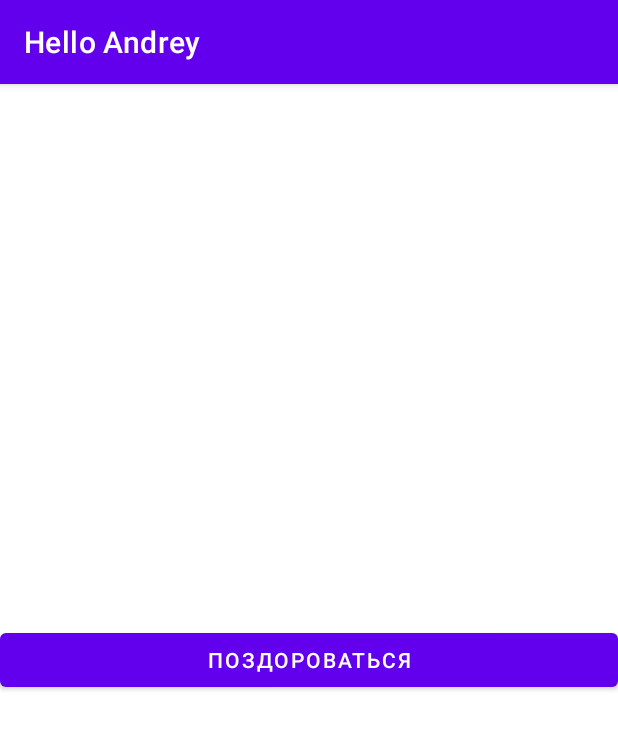
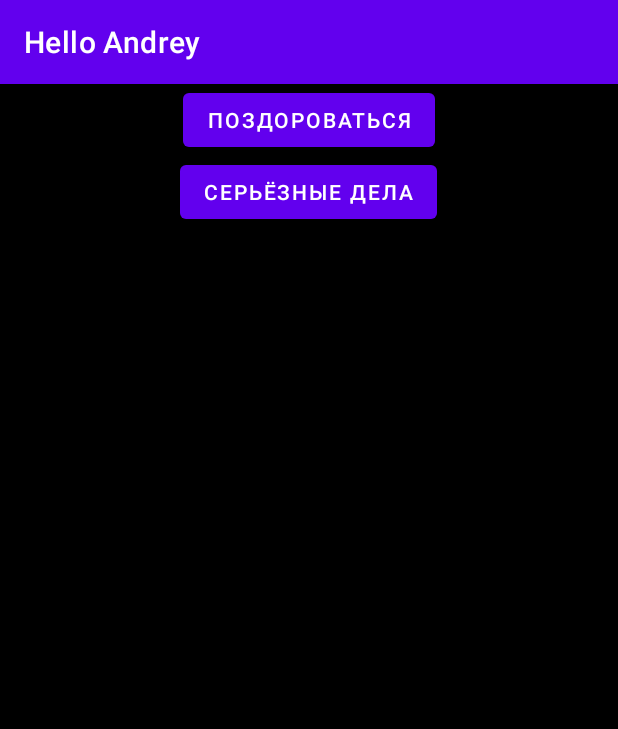
Before and after one commit to bogatovnikita/Hello_Andrey, an Android app: the screen it shows after launch (MainActivity), on a phone screen of 412 x 824 dp. Shown: the top 729 px of the screen. Run offline under Robolectric (Android 15) with nearby library versions, the phone set to English and light mode, and no system bars.

Commit message:
Lesson #1. Add second activity and implemented click for button

```diff
--- a/app/src/main/java/com/bogatovnikita/helloandrey/MainActivity.kt
+++ b/app/src/main/java/com/bogatovnikita/helloandrey/MainActivity.kt
@@ -1,5 +1,6 @@
 package com.bogatovnikita.helloandrey
 
+import android.content.Intent
 import androidx.appcompat.app.AppCompatActivity
 import android.os.Bundle
 import com.google.android.material.button.MaterialButton
@@ -9,9 +10,10 @@ class MainActivity : AppCompatActivity() {
         super.onCreate(savedInstanceState)
         setContentView(R.layout.activity_main)
 
-        val sayHello = findViewById<MaterialButton>(R.id.say_hello)
+        val sayHello = findViewById<MaterialButton>(R.id.say_hello_button)
         sayHello.setOnClickListener {
-
+            val intent = Intent(this, SayHelloActivity::class.java)
+            startActivity(intent)
         }
     }
 }
--- a/app/src/main/java/com/bogatovnikita/helloandrey/SayHelloActivity.kt
+++ b/app/src/main/java/com/bogatovnikita/helloandrey/SayHelloActivity.kt
@@ -8,4 +8,5 @@ class SayHelloActivity : AppCompatActivity() {
         super.onCreate(savedInstanceState)
         setContentView(R.layout.activity_say_hello)
     }
+
 }
--- a/app/src/main/res/layout/activity_main.xml
+++ b/app/src/main/res/layout/activity_main.xml
@@ -3,14 +3,24 @@
     xmlns:tools="http://schemas.android.com/tools"
     android:layout_width="match_parent"
     android:layout_height="match_parent"
-    android:orientation="horizontal"
+    android:background="@color/black"
+    android:orientation="vertical"
     tools:context=".MainActivity">
 
     <com.google.android.material.button.MaterialButton
-        android:id="@+id/say_hello"
-        android:layout_width="match_parent"
+        android:id="@+id/say_hello_button"
+        android:layout_width="wrap_content"
         android:layout_height="wrap_content"
         android:layout_gravity="center"
         android:text="@string/say_hello" />
 
+
+    <com.google.android.material.button.MaterialButton
+        android:id="@+id/test_button"
+        android:layout_width="wrap_content"
+        android:layout_height="wrap_content"
+        android:layout_gravity="center"
+        android:text="@string/test_button" />
+
+
 </LinearLayout>
--- a/app/src/main/res/values/strings.xml
+++ b/app/src/main/res/values/strings.xml
@@ -1,4 +1,5 @@
 <resources>
     <string name="app_name">Hello Andrey</string>
     <string name="say_hello">Поздороваться</string>
+    <string name="test_button">Серьёзные дела</string>
 </resources>
```
Also changed, not shown: app/src/main/res/layout/activity_say_hello.xml (+6 -1 lines).
